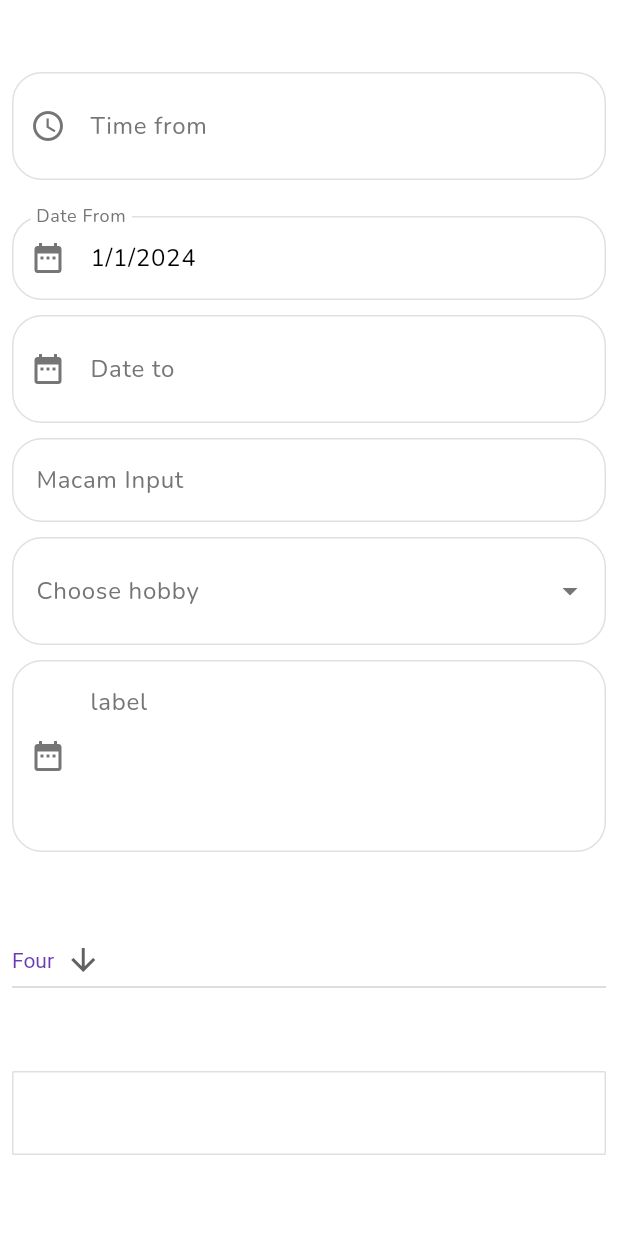
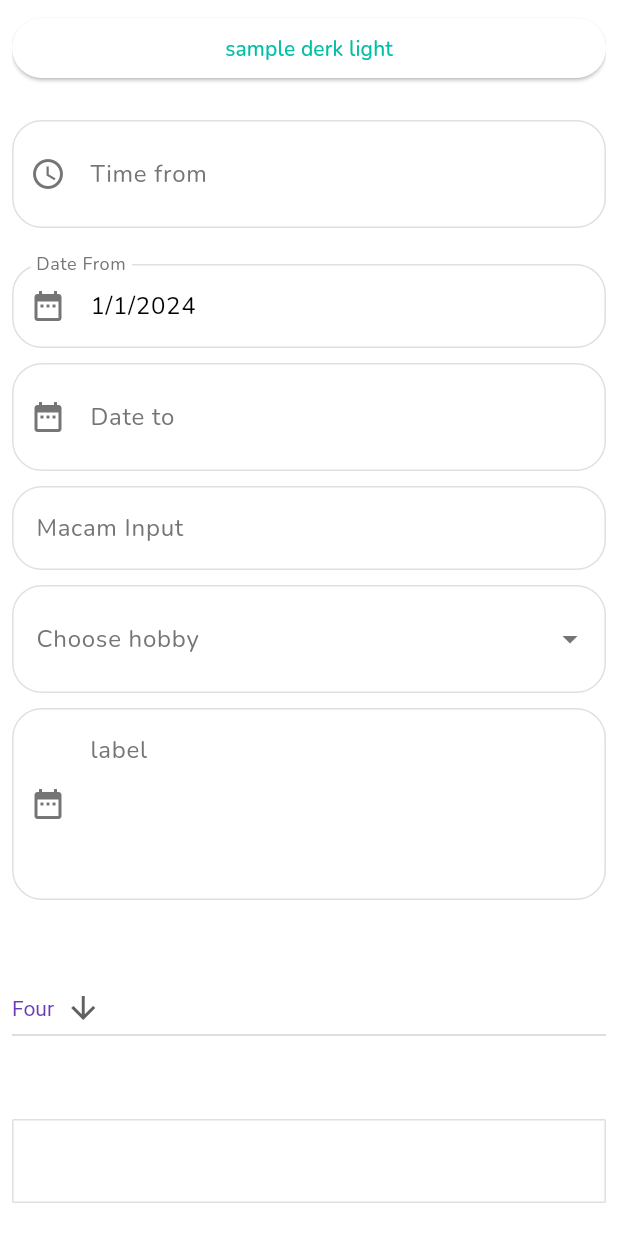
Before and after one commit to ilhammeidi/mamang_app_flutter, a Flutter app: the screen it shows after launch, on a phone screen of 412 x 824 dp. Run offline on Flutter 3.47's test engine with Material 3 defaults, Android fonts, the phone set to English and light mode, and no system bars; our stand-ins replace get, go_router, shared_preferences.

Commit message:
refactor code structure

```diff
--- a/lib/main.dart
+++ b/lib/main.dart
@@ -1,23 +1,39 @@
 import 'package:flutter/material.dart';
-import 'package:mamang_app_flutter/pages/sample_bottom_picker.dart';
-import 'package:mamang_app_flutter/pages/sample_button.dart';
-import 'package:mamang_app_flutter/pages/sample_forms.dart';
-import 'package:mamang_app_flutter/pages/sample_shadow.dart';
-import 'package:mamang_app_flutter/ui/theme_palette.dart';
+import 'package:get/route_manager.dart';
+import 'package:get/state_manager.dart';
+import 'package:mamang_app_flutter/pages/app_routes.dart';
+import 'package:mamang_app_flutter/ui/themes/theme_palette.dart';
+import 'package:shared_preferences/shared_preferences.dart';
 
 void main() {
-  runApp(const MainApp());
+  runApp(MainApp());
 }
 
 class MainApp extends StatelessWidget {
-  const MainApp({super.key});
+  final RxBool _isDarkTheme = false.obs;
+
+  final Future<SharedPreferences> _prefs = SharedPreferences.getInstance();
+
+  _getThemeStatus() async {
+    var isDark = _prefs.then((SharedPreferences prefs) {
+      return prefs.getBool('isDarkTheme') ?? false;
+    }).obs;
+
+    _isDarkTheme.value = await isDark.value;
+    Get.changeThemeMode(_isDarkTheme.value ? ThemeMode.dark : ThemeMode.light);
+  }
+
+  MainApp({super.key}) {
+    _getThemeStatus();
+  }
 
   @override
   Widget build(BuildContext context) {
-    return MaterialApp(
+    return SafeArea(
+      child: GetMaterialApp.router(
         title: "Mamang App",
         debugShowCheckedModeBanner: false,
-      themeMode: ThemeMode.light,
+        themeMode: ThemeMode.system,
         theme: ThemeData(
           fontFamily: 'Nunito',
           primaryColor: ThemePalette.primaryMain,
@@ -79,8 +95,9 @@ class MainApp extends StatelessWidget {
             outline: Colors.grey[400]
           )
         ),
-      home: const Scaffold(
-        body: SafeArea(child: SampleForm())
+        routeInformationParser: appRoutes.routeInformationParser,
+        routeInformationProvider: appRoutes.routeInformationProvider,
+        routerDelegate: appRoutes.routerDelegate,
       ),
     );
   }
--- /dev/null
+++ b/lib/pages/app_routes.dart
@@ -0,0 +1,19 @@
+import 'package:get/route_manager.dart';
+import 'package:go_router/go_router.dart';
+import 'package:mamang_app_flutter/pages/sample_dark_light.dart';
+import 'package:mamang_app_flutter/pages/sample_forms.dart';
+
+final appRoutes = GoRouter(
+  navigatorKey: Get.key,
+  initialLocation: '/',
+  routes: <RouteBase>[
+    GoRoute(
+      path: '/',
+      builder: (context, state) => const SampleForm()
+    ),
+    GoRoute(
+      path: '/dark-mode',
+      builder: (context, state) => SampleDarkLight()
+    )
+  ]
+);
--- a/lib/pages/sample_bottom_picker.dart
+++ b/lib/pages/sample_bottom_picker.dart
@@ -1,6 +1,6 @@
 import 'package:flutter/material.dart';
 import 'package:mamang_app_flutter/models/list_item.dart';
-import 'package:mamang_app_flutter/utils/picker.dart';
+import 'package:mamang_app_flutter/ui/utils/picker.dart';
 
 class SampleBottomPicker extends StatefulWidget {
   const SampleBottomPicker({super.key});
--- a/lib/pages/sample_button.dart
+++ b/lib/pages/sample_button.dart
@@ -1,7 +1,7 @@
 import 'package:flutter/material.dart';
-import 'package:mamang_app_flutter/ui/theme_button.dart';
-import 'package:mamang_app_flutter/ui/theme_spacing.dart';
-import 'package:mamang_app_flutter/ui/theme_text.dart';
+import 'package:mamang_app_flutter/ui/themes/theme_button.dart';
+import 'package:mamang_app_flutter/ui/themes/theme_spacing.dart';
+import 'package:mamang_app_flutter/ui/themes/theme_text.dart';
 
 class SampleButton extends StatefulWidget {
   const SampleButton({super.key});
--- a/lib/pages/sample_forms.dart
+++ b/lib/pages/sample_forms.dart
@@ -1,8 +1,9 @@
 import 'package:flutter/material.dart';
-import 'package:mamang_app_flutter/utils/picker.dart';
+import 'package:go_router/go_router.dart';
+import 'package:mamang_app_flutter/ui/utils/picker.dart';
 import 'package:mamang_app_flutter/models/list_item.dart';
-import 'package:mamang_app_flutter/widgets/input/app_textfield.dart';
-import 'package:mamang_app_flutter/ui/theme_spacing.dart';
+import 'package:mamang_app_flutter/ui/widgets/app_input/app_textfield.dart';
+import 'package:mamang_app_flutter/ui/themes/theme_spacing.dart';
 
 final List<String> list = <String>['One', 'Two', 'Three', 'Four'];
 
@@ -105,14 +106,18 @@ class _SampleFormState extends State<SampleForm> {
 
   @override
   Widget build(BuildContext context) {
-
-    return Padding(
+    return Scaffold(
+      body: Padding(
         padding: const EdgeInsets.all(8.0),
         child: Expanded(
           child: ListView(
             scrollDirection: Axis.vertical,
             children: [
-            const SizedBox(height: 40),
+              ElevatedButton(
+                onPressed: () => context.go('/dark-mode'),
+                child: const Text('sample derk light')
+              ),
+              const VSpace(),
               AppTextField(
                 controller: _timePickerRef,
                 readOnly: true,
@@ -202,6 +207,7 @@ class _SampleFormState extends State<SampleForm> {
             ]
           ),
         ),
+      ),
     );
   }
 }
--- a/lib/pages/sample_shadow.dart
+++ b/lib/pages/sample_shadow.dart
@@ -1,6 +1,6 @@
 import 'package:flutter/material.dart';
-import 'package:mamang_app_flutter/ui/theme_shadow.dart';
-import 'package:mamang_app_flutter/ui/theme_spacing.dart';
+import 'package:mamang_app_flutter/ui/themes/theme_shadow.dart';
+import 'package:mamang_app_flutter/ui/themes/theme_spacing.dart';
 
 class SampleShadow extends StatelessWidget {
   const SampleShadow({super.key});
--- a/lib/ui/theme_button.dart
+++ b/lib/ui/themes/theme_button.dart
@@ -1,6 +1,6 @@
 import 'package:flutter/material.dart';
-import 'package:mamang_app_flutter/ui/theme_palette.dart';
-import 'package:mamang_app_flutter/ui/theme_radius.dart';
+import 'package:mamang_app_flutter/ui/themes/theme_palette.dart';
+import 'package:mamang_app_flutter/ui/themes/theme_radius.dart';
 import 'package:flutter/scheduler.dart';
 
 var brightness = SchedulerBinding.instance.platformDispatcher.platformBrightness;
--- a/lib/ui/theme_text.dart
+++ b/lib/ui/themes/theme_text.dart
@@ -1,5 +1,5 @@
 import 'package:flutter/material.dart';
-import 'package:mamang_app_flutter/ui/theme_palette.dart';
+import 'package:mamang_app_flutter/ui/themes/theme_palette.dart';
 import 'package:flutter/scheduler.dart';
 
 var brightness = SchedulerBinding.instance.platformDispatcher.platformBrightness;
--- a/lib/utils/picker.dart
+++ b/lib/ui/utils/picker.dart
@@ -1,5 +1,5 @@
 import 'package:mamang_app_flutter/models/list_item.dart';
-import 'package:mamang_app_flutter/widgets/input/app_bottom_picker.dart';
+import 'package:mamang_app_flutter/ui/widgets/app_input/app_bottom_picker.dart';
 import 'package:flutter/material.dart';
 
 Future openRadioPicker({
--- a/lib/widgets/input/app_bottom_picker.dart
+++ b/lib/ui/widgets/app_input/app_bottom_picker.dart
@@ -32,7 +32,6 @@ class _BottomPickerRadioState extends State<BottomPickerRadio> {
 
   void _onChanged(String? newValue, BuildContext context) {
     setState(() {
-      print(newValue);
       _value = newValue;
     });
     Navigator.pop(context, newValue);
--- a/lib/widgets/input/app_textfield.dart
+++ b/lib/ui/widgets/app_input/app_textfield.dart
@@ -1,6 +1,6 @@
 import 'package:flutter/material.dart';
-import 'package:mamang_app_flutter/ui/theme_palette.dart';
-import 'package:mamang_app_flutter/ui/theme_spacing.dart';
+import 'package:mamang_app_flutter/ui/themes/theme_palette.dart';
+import 'package:mamang_app_flutter/ui/themes/theme_spacing.dart';
 
 class AppTextField extends StatefulWidget {
   const AppTextField({
--- a/lib/widgets/cards/paper_card.dart
+++ b/lib/ui/widgets/cards/paper_card.dart
@@ -1,7 +1,7 @@
 import 'package:flutter/material.dart';
-import 'package:mamang_app_flutter/ui/theme_palette.dart';
-import 'package:mamang_app_flutter/ui/theme_radius.dart';
-import 'package:mamang_app_flutter/ui/theme_shadow.dart';
+import 'package:mamang_app_flutter/ui/themes/theme_palette.dart';
+import 'package:mamang_app_flutter/ui/themes/theme_radius.dart';
+import 'package:mamang_app_flutter/ui/themes/theme_shadow.dart';
 
 class PaperCard extends StatelessWidget {
   const PaperCard({super.key, required this.content, this.coloured = false});
--- a/pubspec.yaml
+++ b/pubspec.yaml
@@ -12,6 +12,9 @@ dependencies:
   flutter:
     sdk: flutter
   flutter_screenutil: ^5.9.3
+  get: ^4.6.6
+  go_router: ^14.2.7
+  shared_preferences: ^2.3.2
 
 dev_dependencies:
   flutter_test:
```
Also changed, not shown: lib/pages/sample_dark_light.dart (added, +40 -0 lines), lib/ui/layouts/home_layout.dart (added, +10 -0 lines), lib/ui/themes/theme_palette.dart (renamed from lib/ui/theme_palette.dart), lib/ui/themes/theme_radius.dart (renamed from lib/ui/theme_radius.dart), lib/ui/themes/theme_shadow.dart (renamed from lib/ui/theme_shadow.dart), lib/ui/themes/theme_spacing.dart (renamed from lib/ui/theme_spacing.dart), pubspec.lock, 7 other files. Lines whose indentation alone changed are shown as unchanged.
